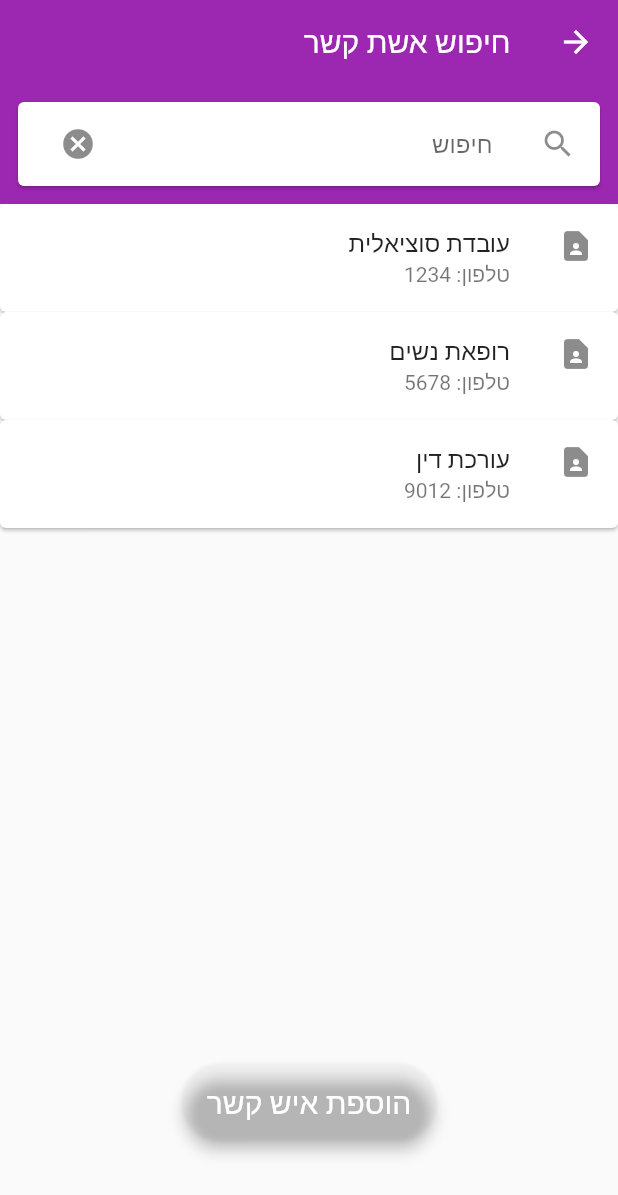
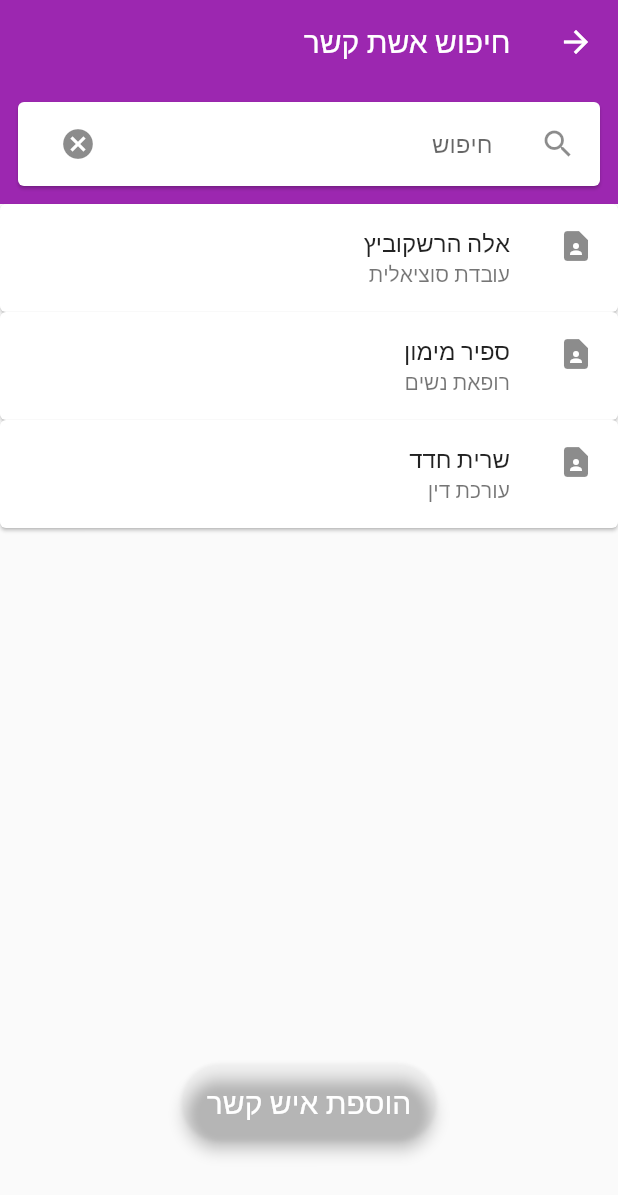
Before and after one commit to ICST-Technion/Womens-Courtyard, a Flutter app: the HomePage screen opened directly, on a phone screen of 412 x 824 dp. Shown: the top 1195 px of the screen. Run offline on Flutter 3.47's test engine with Material 2 defaults, Android fonts, the phone set to English and light mode, and no system bars; our stand-ins replace email_validator; missing offline and left inert: flappy_search_bar.

Commit message:
Few more tweaks

```diff
--- a/womens_courtyard/lib/contact.dart
+++ b/womens_courtyard/lib/contact.dart
@@ -1,8 +1,9 @@
 class Contact {
   final String name;
   final String phoneNumber;
-  Contact({this.name, this.phoneNumber});
+  final String occupation;
+  Contact({this.name, this.phoneNumber, this.occupation});
 
   factory Contact.fromJson(Map<String, dynamic> json) =>
-      Contact(name: json['name'], phoneNumber: json['phoneNumber']);
+      Contact(name: json['name'], phoneNumber: json['phoneNumber'], occupation: json['occupation']);
 }
--- a/womens_courtyard/lib/contacts_data.dart
+++ b/womens_courtyard/lib/contacts_data.dart
@@ -1,7 +1,7 @@
 import 'package:womens_courtyard/contact.dart';
 
 final allContacts = <Contact>[
-  Contact(name: 'עובדת סוציאלית', phoneNumber: '1234'),
-  Contact(name: 'רופאת נשים', phoneNumber: '5678'),
-  Contact(name: 'עורכת דין', phoneNumber: '9012'),
+  Contact(name: 'אלה הרשקוביץ', phoneNumber: '050-3434343', occupation: "עובדת סוציאלית"),
+  Contact(name: 'ספיר מימון', phoneNumber: '052-3143232', occupation: "רופאת נשים"),
+  Contact(name: 'שרית חדד', phoneNumber: '053-1239012', occupation: "עורכת דין"),
 ];
--- a/womens_courtyard/lib/searchContact.dart
+++ b/womens_courtyard/lib/searchContact.dart
@@ -135,7 +135,8 @@ class FileList extends StatelessWidget {
             child: new ListTile(
               leading: Icon(Icons.contact_page),
               title: new Text(list[index].name),
-              subtitle: new Text("טלפון: " + list[index].phoneNumber),
+              subtitle: new Text(
+              list[index].occupation),
               onTap: () {
                 Navigator.push(
                     context,
```
Also changed, not shown: womens_courtyard/lib/edit_contact.dart (+38 -63 lines).
